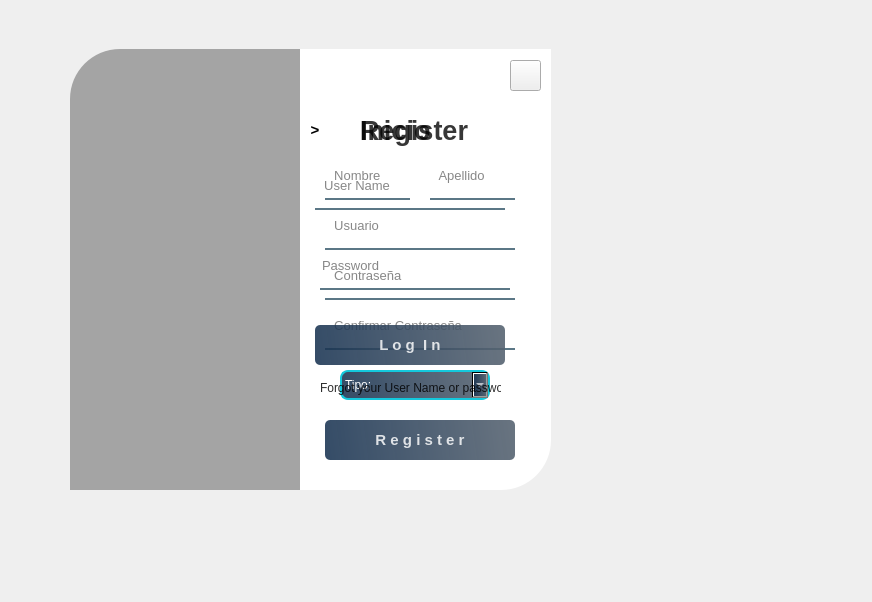
First picture: the form in View/loginUi.ui, repository DanielSajvin/Proyecto_basedatos, before the edit.
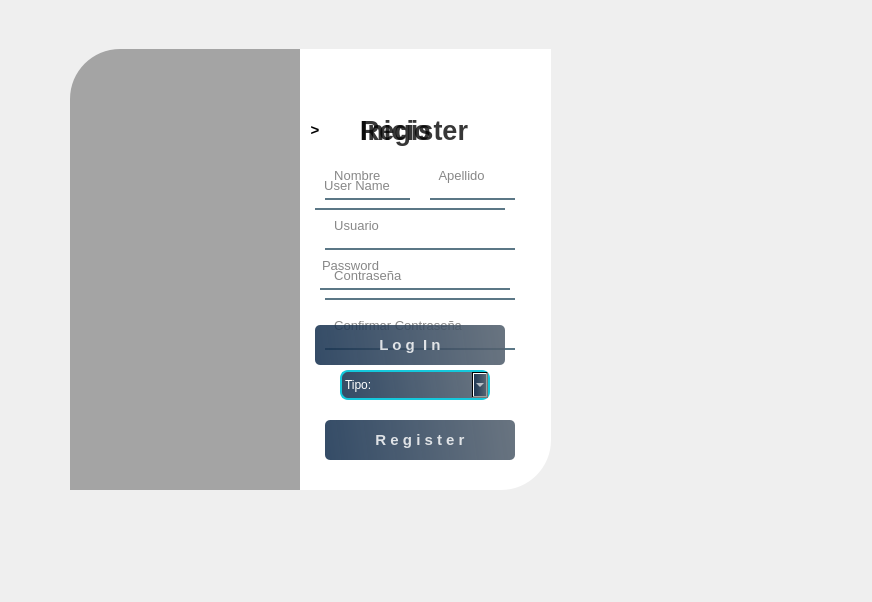
Second picture: the form after the edit. Icons and pictures are not drawn.

```diff
--- a/View/loginUi.ui
+++ b/View/loginUi.ui
@@ -493,22 +493,6 @@
       <string>L o g  I n</string>
      </property>
     </widget>
-    <widget class="QLabel" name="label_5">
-     <property name="geometry">
-      <rect>
-       <x>20</x>
-       <y>280</y>
-       <width>181</width>
-       <height>16</height>
-      </rect>
-     </property>
-     <property name="styleSheet">
-      <string notr="true">color:rgba(0, 0, 0, 210);</string>
-     </property>
-     <property name="text">
-      <string>Forgot your User Name or password?</string>
-     </property>
-    </widget>
    </widget>
    <widget class="QPushButton" name="btn_cambio">
     <property name="geometry">
@@ -541,12 +525,30 @@
    <widget class="QPushButton" name="btn_cerrar">
     <property name="geometry">
      <rect>
-      <x>480</x>
-      <y>30</y>
+      <x>490</x>
+      <y>20</y>
       <width>31</width>
       <height>31</height>
      </rect>
     </property>
+    <property name="styleSheet">
+     <string notr="true">QPushButton{
+border-top-left-radius:20p;
+color: rgb(0,126,249);
+font: 77 10pt &quot;Gadugi&quot;;
+
+border-radius: 5px;
+
+
+}
+
+QPushButton:hover{
+
+background-color: qlineargradient(spread:pad, x1:0, y1:0.505682, x2:1, y2:0.477, stop:0 rgba(11, 131, 120, 219), stop:1 rgba(85, 98, 112, 226));
+
+
+}</string>
+    </property>
     <property name="text">
      <string/>
     </property>
```
